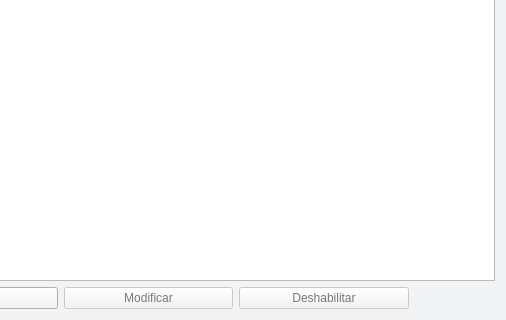
Before: the Qt Designer form Vistas/gui/listas/articulos_lista.ui in Lonaris/Corupel, drawn with Qt 5; both pictures show x 123 to 629 and y 234 to 554 of the 629 by 554 pixel window.
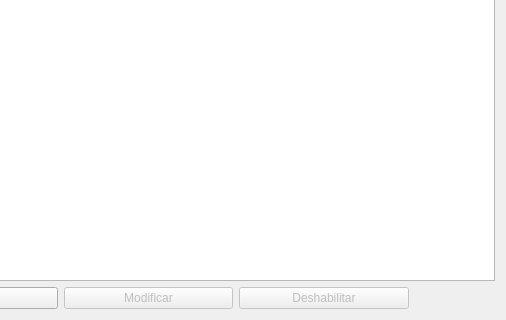
After: the same form once the commit is applied.

Diff of the .ui file:
```diff
--- a/Vistas/gui/listas/articulos_lista.ui
+++ b/Vistas/gui/listas/articulos_lista.ui
@@ -10,421 +10,6 @@
     <height>554</height>
    </rect>
   </property>
-  <property name="palette">
-   <palette>
-    <active>
-     <colorrole role="WindowText">
-      <brush brushstyle="SolidPattern">
-       <color alpha="255">
-        <red>0</red>
-        <green>0</green>
-        <blue>0</blue>
-       </color>
-      </brush>
-     </colorrole>
-     <colorrole role="Button">
-      <brush brushstyle="SolidPattern">
-       <color alpha="255">
-        <red>242</red>
-        <green>243</green>
-        <blue>244</blue>
-       </color>
-      </brush>
-     </colorrole>
-     <colorrole role="Light">
-      <brush brushstyle="SolidPattern">
-       <color alpha="255">
-        <red>255</red>
-        <green>255</green>
-        <blue>255</blue>
-       </color>
-      </brush>
-     </colorrole>
-     <colorrole role="Midlight">
-      <brush brushstyle="SolidPattern">
-       <color alpha="255">
-        <red>248</red>
-        <green>249</green>
-        <blue>249</blue>
-       </color>
-      </brush>
-     </colorrole>
-     <colorrole role="Dark">
-      <brush brushstyle="SolidPattern">
-       <color alpha="255">
-        <red>121</red>
-        <green>121</green>
-        <blue>122</blue>
-       </color>
-      </brush>
-     </colorrole>
-     <colorrole role="Mid">
-      <brush brushstyle="SolidPattern">
-       <color alpha="255">
-        <red>161</red>
-        <green>162</green>
-        <blue>163</blue>
-       </color>
-      </brush>
-     </colorrole>
-     <colorrole role="Text">
-      <brush brushstyle="SolidPattern">
-       <color alpha="255">
-        <red>0</red>
-        <green>0</green>
-        <blue>0</blue>
-       </color>
-      </brush>
-     </colorrole>
-     <colorrole role="BrightText">
-      <brush brushstyle="SolidPattern">
-       <color alpha="255">
-        <red>255</red>
-        <green>255</green>
-        <blue>255</blue>
-       </color>
-      </brush>
-     </colorrole>
-     <colorrole role="ButtonText">
-      <brush brushstyle="SolidPattern">
-       <color alpha="255">
-        <red>0</red>
-        <green>0</green>
-        <blue>0</blue>
-       </color>
-      </brush>
-     </colorrole>
-     <colorrole role="Base">
-      <brush brushstyle="SolidPattern">
-       <color alpha="255">
-        <red>255</red>
-        <green>255</green>
-        <blue>255</blue>
-       </color>
-      </brush>
-     </colorrole>
-     <colorrole role="Window">
-      <brush brushstyle="SolidPattern">
-       <color alpha="255">
-        <red>242</red>
-        <green>243</green>
-        <blue>244</blue>
-       </color>
-      </brush>
-     </colorrole>
-     <colorrole role="Shadow">
-      <brush brushstyle="SolidPattern">
-       <color alpha="255">
-        <red>0</red>
-        <green>0</green>
-        <blue>0</blue>
-       </color>
-      </brush>
-     </colorrole>
-     <colorrole role="AlternateBase">
-      <brush brushstyle="SolidPattern">
-       <color alpha="255">
-        <red>248</red>
-        <green>249</green>
-        <blue>249</blue>
-       </color>
-      </brush>
-     </colorrole>
-     <colorrole role="ToolTipBase">
-      <brush brushstyle="SolidPattern">
-       <color alpha="255">
-        <red>255</red>
-        <green>255</green>
-        <blue>220</blue>
-       </color>
-      </brush>
-     </colorrole>
-     <colorrole role="ToolTipText">
-      <brush brushstyle="SolidPattern">
-       <color alpha="255">
-        <red>0</red>
-        <green>0</green>
-        <blue>0</blue>
-       </color>
-      </brush>
-     </colorrole>
-    </active>
-    <inactive>
-     <colorrole role="WindowText">
-      <brush brushstyle="SolidPattern">
-       <color alpha="255">
-        <red>0</red>
-        <green>0</green>
-        <blue>0</blue>
-       </color>
-      </brush>
-     </colorrole>
-     <colorrole role="Button">
-      <brush brushstyle="SolidPattern">
-       <color alpha="255">
-        <red>242</red>
-        <green>243</green>
-        <blue>244</blue>
-       </color>
-      </brush>
-     </colorrole>
-     <colorrole role="Light">
-      <brush brushstyle="SolidPattern">
-       <color alpha="255">
-        <red>255</red>
-        <green>255</green>
-        <blue>255</blue>
-       </color>
-      </brush>
-     </colorrole>
-     <colorrole role="Midlight">
-      <brush brushstyle="SolidPattern">
-       <color alpha="255">
-        <red>248</red>
-        <green>249</green>
-        <blue>249</blue>
-       </color>
-      </brush>
-     </colorrole>
-     <colorrole role="Dark">
-      <brush brushstyle="SolidPattern">
-       <color alpha="255">
-        <red>121</red>
-        <green>121</green>
-        <blue>122</blue>
-       </color>
-      </brush>
-     </colorrole>
-     <colorrole role="Mid">
-      <brush brushstyle="SolidPattern">
-       <color alpha="255">
-        <red>161</red>
-        <green>162</green>
-        <blue>163</blue>
-       </color>
-      </brush>
-     </colorrole>
-     <colorrole role="Text">
-      <brush brushstyle="SolidPattern">
-       <color alpha="255">
-        <red>0</red>
-        <green>0</green>
-        <blue>0</blue>
-       </color>
-      </brush>
-     </colorrole>
-     <colorrole role="BrightText">
-      <brush brushstyle="SolidPattern">
-       <color alpha="255">
-        <red>255</red>
-        <green>255</green>
-        <blue>255</blue>
-       </color>
-      </brush>
-     </colorrole>
-     <colorrole role="ButtonText">
-      <brush brushstyle="SolidPattern">
-       <color alpha="255">
-        <red>0</red>
-        <green>0</green>
-        <blue>0</blue>
-       </color>
-      </brush>
-     </colorrole>
-     <colorrole role="Base">
-      <brush brushstyle="SolidPattern">
-       <color alpha="255">
-        <red>255</red>
-        <green>255</green>
-        <blue>255</blue>
-       </color>
-      </brush>
-     </colorrole>
-     <colorrole role="Window">
-      <brush brushstyle="SolidPattern">
-       <color alpha="255">
-        <red>242</red>
-        <green>243</green>
-        <blue>244</blue>
-       </color>
-      </brush>
-     </colorrole>
-     <colorrole role="Shadow">
-      <brush brushstyle="SolidPattern">
-       <color alpha="255">
-        <red>0</red>
-        <green>0</green>
-        <blue>0</blue>
-       </color>
-      </brush>
-     </colorrole>
-     <colorrole role="AlternateBase">
-      <brush brushstyle="SolidPattern">
-       <color alpha="255">
-        <red>248</red>
-        <green>249</green>
-        <blue>249</blue>
-       </color>
-      </brush>
-     </colorrole>
-     <colorrole role="ToolTipBase">
-      <brush brushstyle="SolidPattern">
-       <color alpha="255">
-        <red>255</red>
-        <green>255</green>
-        <blue>220</blue>
-       </color>
-      </brush>
-     </colorrole>
-     <colorrole role="ToolTipText">
-      <brush brushstyle="SolidPattern">
-       <color alpha="255">
-        <red>0</red>
-        <green>0</green>
-        <blue>0</blue>
-       </color>
-      </brush>
-     </colorrole>
-    </inactive>
-    <disabled>
-     <colorrole role="WindowText">
-      <brush brushstyle="SolidPattern">
-       <color alpha="255">
-        <red>121</red>
-        <green>121</green>
-        <blue>122</blue>
-       </color>
-      </brush>
-     </colorrole>
-     <colorrole role="Button">
-      <brush brushstyle="SolidPattern">
-       <color alpha="255">
-        <red>242</red>
-        <green>243</green>
-        <blue>244</blue>
-       </color>
-      </brush>
-     </colorrole>
-     <colorrole role="Light">
-      <brush brushstyle="SolidPattern">
-       <color alpha="255">
-        <red>255</red>
-        <green>255</green>
-        <blue>255</blue>
-       </color>
-      </brush>
-     </colorrole>
-     <colorrole role="Midlight">
-      <brush brushstyle="SolidPattern">
-       <color alpha="255">
-        <red>248</red>
-        <green>249</green>
-        <blue>249</blue>
-       </color>
-      </brush>
-     </colorrole>
-     <colorrole role="Dark">
-      <brush brushstyle="SolidPattern">
-       <color alpha="255">
-        <red>121</red>
-        <green>121</green>
-        <blue>122</blue>
-       </color>
-      </brush>
-     </colorrole>
-     <colorrole role="Mid">
-      <brush brushstyle="SolidPattern">
-       <color alpha="255">
-        <red>161</red>
-        <green>162</green>
-        <blue>163</blue>
-       </color>
-      </brush>
-     </colorrole>
-     <colorrole role="Text">
-      <brush brushstyle="SolidPattern">
-       <color alpha="255">
-        <red>121</red>
-        <green>121</green>
-        <blue>122</blue>
-       </color>
-      </brush>
-     </colorrole>
-     <colorrole role="BrightText">
-      <brush brushstyle="SolidPattern">
-       <color alpha="255">
-        <red>255</red>
-        <green>255</green>
-        <blue>255</blue>
-       </color>
-      </brush>
-     </colorrole>
-     <colorrole role="ButtonText">
-      <brush brushstyle="SolidPattern">
-       <color alpha="255">
-        <red>121</red>
-        <green>121</green>
-        <blue>122</blue>
-       </color>
-      </brush>
-     </colorrole>
-     <colorrole role="Base">
-      <brush brushstyle="SolidPattern">
-       <color alpha="255">
-        <red>242</red>
-        <green>243</green>
-        <blue>244</blue>
-       </color>
-      </brush>
-     </colorrole>
-     <colorrole role="Window">
-      <brush brushstyle="SolidPattern">
-       <color alpha="255">
-        <red>242</red>
-        <green>243</green>
-        <blue>244</blue>
-       </color>
-      </brush>
-     </colorrole>
-     <colorrole role="Shadow">
-      <brush brushstyle="SolidPattern">
-       <color alpha="255">
-        <red>0</red>
-        <green>0</green>
-        <blue>0</blue>
-       </color>
-      </brush>
-     </colorrole>
-     <colorrole role="AlternateBase">
-      <brush brushstyle="SolidPattern">
-       <color alpha="255">
-        <red>242</red>
-        <green>243</green>
-        <blue>244</blue>
-       </color>
-      </brush>
-     </colorrole>
-     <colorrole role="ToolTipBase">
-      <brush brushstyle="SolidPattern">
-       <color alpha="255">
-        <red>255</red>
-        <green>255</green>
-        <blue>220</blue>
-       </color>
-      </brush>
-     </colorrole>
-     <colorrole role="ToolTipText">
-      <brush brushstyle="SolidPattern">
-       <color alpha="255">
-        <red>0</red>
-        <green>0</green>
-        <blue>0</blue>
-       </color>
-      </brush>
-     </colorrole>
-    </disabled>
-   </palette>
-  </property>
   <property name="windowTitle">
    <string>Form</string>
   </property>
```
Left out of the diff: 13 changed lines with no effect on the pictures.
